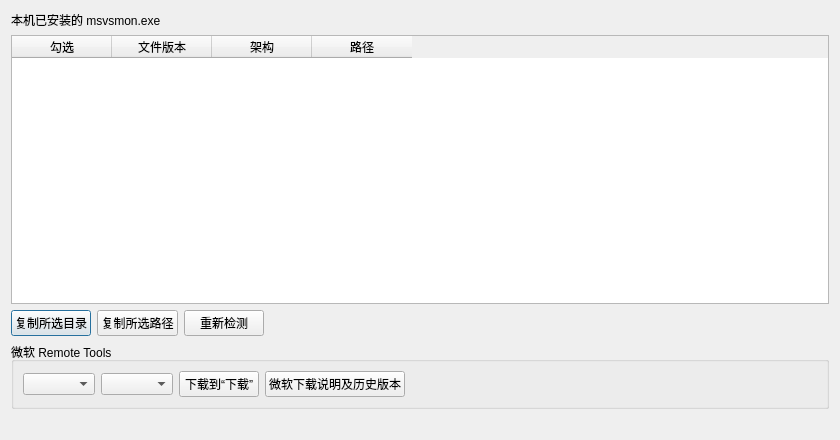
Old version of the form src/remotedebugger.ui in the repository UUxxXxxUU/SyncTool.
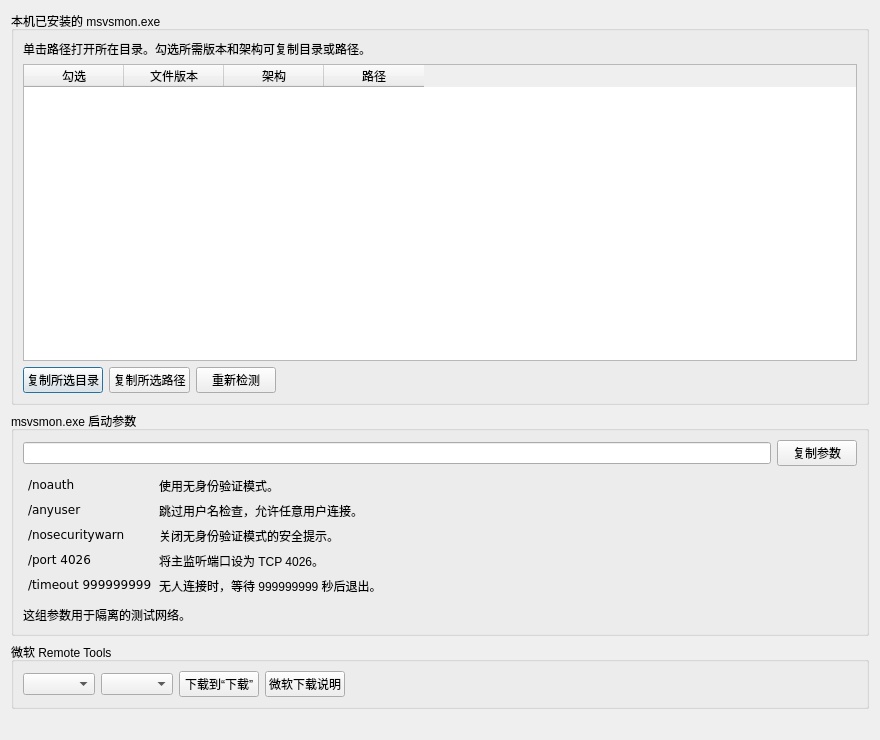
New version of the form.

```diff
--- a/src/remotedebugger.ui
+++ b/src/remotedebugger.ui
@@ -2,13 +2,32 @@
 <ui version="4.0">
  <class>RemoteDebugger</class>
  <widget class="QDialog" name="RemoteDebugger">
-  <property name="geometry"><rect><x>0</x><y>0</y><width>840</width><height>440</height></rect></property>
+  <property name="geometry"><rect><x>0</x><y>0</y><width>880</width><height>740</height></rect></property>
   <property name="windowTitle"><string>Visual Studio 远程调试器</string></property>
-  <layout class="QVBoxLayout" name="layout">
-   <item><widget class="QLabel" name="installedLabel"><property name="text"><string>本机已安装的 msvsmon.exe</string></property></widget></item>
+  <layout class="QVBoxLayout" name="layout" stretch="1,0">
+   <item><widget class="QScrollArea" name="debuggerScroll">
+    <property name="frameShape"><enum>QFrame::NoFrame</enum></property>
+    <property name="widgetResizable"><bool>true</bool></property>
+    <widget class="QWidget" name="debuggerContent">
+     <layout class="QVBoxLayout" name="debuggerContentLayout">
+      <property name="leftMargin"><number>0</number></property>
+      <property name="topMargin"><number>0</number></property>
+      <property name="rightMargin"><number>0</number></property>
+      <property name="bottomMargin"><number>0</number></property>
+      <item><widget class="QGroupBox" name="installedGroup">
+       <property name="title"><string>本机已安装的 msvsmon.exe</string></property>
+       <layout class="QVBoxLayout" name="installedLayout">
+        <item><widget class="QLabel" name="installedLabel">
+         <property name="text"><string>单击路径打开所在目录。勾选所需版本和架构可复制目录或路径。</string></property>
+         <property name="role" stdset="0"><string>muted</string></property>
+         <property name="wordWrap"><bool>true</bool></property>
+        </widget></item>
    <item><widget class="QTableWidget" name="debuggerPaths">
     <property name="editTriggers"><set>QAbstractItemView::NoEditTriggers</set></property>
     <property name="selectionBehavior"><enum>QAbstractItemView::SelectRows</enum></property>
+         <property name="alternatingRowColors"><bool>true</bool></property>
+         <property name="showGrid"><bool>false</bool></property>
+         <property name="textElideMode"><enum>Qt::ElideMiddle</enum></property>
     <attribute name="verticalHeaderVisible"><bool>false</bool></attribute>
     <column><property name="text"><string>勾选</string></property></column>
     <column><property name="text"><string>文件版本</string></property></column>
@@ -19,17 +38,51 @@
     <item><widget class="QPushButton" name="copyFoldersButton"><property name="text"><string>复制所选目录</string></property></widget></item>
     <item><widget class="QPushButton" name="copyPathsButton"><property name="text"><string>复制所选路径</string></property></widget></item>
     <item><widget class="QPushButton" name="rescanButton"><property name="text"><string>重新检测</string></property></widget></item>
-    <item><spacer name="copySpacer"><property name="orientation"><enum>Qt::Horizontal</enum></property><property name="sizeHint" stdset="0"><size><width>40</width><height>20</height></size></property></spacer></item>
-   </layout></item>
+         <item><spacer name="copySpacer"><property name="orientation"><enum>Qt::Horizontal</enum></property><property name="sizeHint" stdset="0"><size><width>0</width><height>0</height></size></property></spacer></item>
+        </layout></item>
+       </layout>
+      </widget></item>
+      <item><widget class="QGroupBox" name="argumentsGroup">
+       <property name="title"><string>msvsmon.exe 启动参数</string></property>
+       <layout class="QVBoxLayout" name="argumentsLayout">
+        <item><layout class="QHBoxLayout" name="argumentsCopyLayout" stretch="1,0">
+         <item><widget class="QLineEdit" name="argumentsEdit">
+          <property name="readOnly"><bool>true</bool></property>
+          <property name="accessibleName"><string>远程调试器启动参数</string></property>
+         </widget></item>
+         <item><widget class="QPushButton" name="copyArgumentsButton"><property name="text"><string>复制参数</string></property></widget></item>
+        </layout></item>
+        <item><widget class="QLabel" name="argumentDetails">
+         <property name="textFormat"><enum>Qt::RichText</enum></property>
+         <property name="textInteractionFlags"><set>Qt::TextSelectableByMouse</set></property>
+         <property name="wordWrap"><bool>true</bool></property>
+         <property name="text"><string>&lt;table cellspacing="3" cellpadding="2"&gt;
+&lt;tr&gt;&lt;td&gt;&lt;tt&gt;/noauth&lt;/tt&gt;&lt;/td&gt;&lt;td&gt;使用无身份验证模式。&lt;/td&gt;&lt;/tr&gt;
+&lt;tr&gt;&lt;td&gt;&lt;tt&gt;/anyuser&lt;/tt&gt;&lt;/td&gt;&lt;td&gt;跳过用户名检查，允许任意用户连接。&lt;/td&gt;&lt;/tr&gt;
+&lt;tr&gt;&lt;td&gt;&lt;tt&gt;/nosecuritywarn&lt;/tt&gt;&lt;/td&gt;&lt;td&gt;关闭无身份验证模式的安全提示。&lt;/td&gt;&lt;/tr&gt;
+&lt;tr&gt;&lt;td&gt;&lt;tt&gt;/port 4026&lt;/tt&gt;&lt;/td&gt;&lt;td&gt;将主监听端口设为 TCP 4026。&lt;/td&gt;&lt;/tr&gt;
+&lt;tr&gt;&lt;td&gt;&lt;tt&gt;/timeout 999999999&lt;/tt&gt;&lt;/td&gt;&lt;td&gt;无人连接时，等待 999999999 秒后退出。&lt;/td&gt;&lt;/tr&gt;
+&lt;/table&gt;</string></property>
+        </widget></item>
+        <item><widget class="QLabel" name="argumentScope">
+         <property name="role" stdset="0"><string>muted</string></property>
+         <property name="wordWrap"><bool>true</bool></property>
+         <property name="text"><string>这组参数用于隔离的测试网络。</string></property>
+        </widget></item>
+       </layout>
+      </widget></item>
    <item><widget class="QGroupBox" name="downloadGroup">
     <property name="title"><string>微软 Remote Tools</string></property>
     <layout class="QHBoxLayout" name="downloadLayout">
      <item><widget class="QComboBox" name="debuggerVersion"><property name="accessibleName"><string>Visual Studio 版本</string></property></widget></item>
      <item><widget class="QComboBox" name="debuggerArchitecture"><property name="accessibleName"><string>远程电脑架构</string></property></widget></item>
      <item><widget class="QPushButton" name="downloadDebuggerButton"><property name="text"><string>下载到“下载”</string></property></widget></item>
-     <item><widget class="QPushButton" name="officialPageButton"><property name="text"><string>微软下载说明及历史版本</string></property></widget></item>
-     <item><spacer name="downloadSpacer"><property name="orientation"><enum>Qt::Horizontal</enum></property><property name="sizeHint" stdset="0"><size><width>40</width><height>20</height></size></property></spacer></item>
-    </layout>
+        <item><widget class="QPushButton" name="officialPageButton"><property name="text"><string>微软下载说明</string></property></widget></item>
+        <item><spacer name="downloadSpacer"><property name="orientation"><enum>Qt::Horizontal</enum></property><property name="sizeHint" stdset="0"><size><width>0</width><height>0</height></size></property></spacer></item>
+       </layout>
+      </widget></item>
+     </layout>
+    </widget>
    </widget></item>
    <item><widget class="QLabel" name="debuggerStatus">
     <property name="textFormat"><enum>Qt::PlainText</enum></property>
```
Left out of the diff: 1 changed line with no effect on the pictures. Lines whose indentation alone changed are shown as unchanged.
